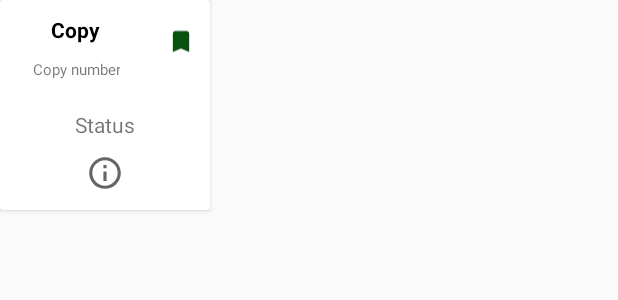
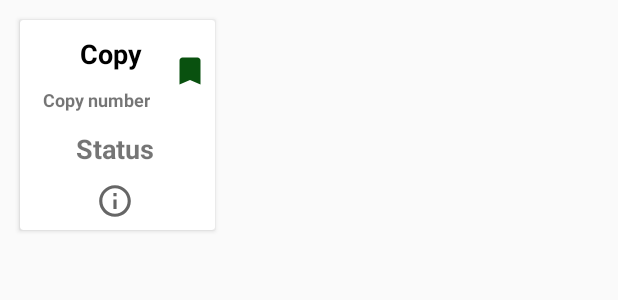
Before and after one commit to PUZKul/biblioteka_android, an Android app: the layout dialog_copies_of_books_element.xml on its own in the app's theme, with its tools: preview values and no code run, on a phone screen of 412 x 824 dp. Shown: the top 300 px of the screen. Run offline under Robolectric (Android 15) with nearby library versions, the phone set to English and light mode, and no system bars.

Commit message:
implemented copies of book dialog

```diff
--- a/app/src/main/java/kul/pl/biblioteka/dataAccess/APIListener.java
+++ b/app/src/main/java/kul/pl/biblioteka/dataAccess/APIListener.java
@@ -1,7 +1,10 @@
 package kul.pl.biblioteka.dataAccess;
+
+import java.util.List;
 
 import kul.pl.biblioteka.exception.ApiError;
 import kul.pl.biblioteka.models.BookModel;
+import kul.pl.biblioteka.models.CopiesOfBookModel;
 import kul.pl.biblioteka.models.UserModel;
 import kul.pl.biblioteka.utils.PageHolder;
 
@@ -22,4 +25,6 @@ public interface APIListener {
 
     void onUserDetailsReceive(UserModel user);
 
+    void onCopiesOfBookReceive(List<CopiesOfBookModel> book);
+
 }
--- a/app/src/main/java/kul/pl/biblioteka/dataAccess/HTTPMethods.java
+++ b/app/src/main/java/kul/pl/biblioteka/dataAccess/HTTPMethods.java
@@ -1,6 +1,9 @@
 package kul.pl.biblioteka.dataAccess;
 
+import java.util.List;
+
 import kul.pl.biblioteka.models.BookModel;
+import kul.pl.biblioteka.models.CopiesOfBookModel;
 import kul.pl.biblioteka.models.LoginApiUserModel;
 import kul.pl.biblioteka.models.RegistrationApiUserModel;
 import kul.pl.biblioteka.models.UserModel;
@@ -54,4 +57,6 @@ public interface HTTPMethods {
     @GET("/api/library/users")
     Call<UserModel> getUser(@Header("Authorization")String token);
 
+    @GET("/api/library/books/copies/{id}")
+    Call<List<CopiesOfBookModel>> getCopiesOfBookById(@Path("id") int bookId);
 }
--- a/app/src/main/java/kul/pl/biblioteka/dataAccess/LibraryAccess.java
+++ b/app/src/main/java/kul/pl/biblioteka/dataAccess/LibraryAccess.java
@@ -82,4 +82,9 @@ public final class LibraryAccess extends LibraryAPI{
         HTTPMethods.getUser(token)
                 .enqueue(callbackForUserDetails);
     }
+
+    public void getCopiesOfBook(int idBook){
+        HTTPMethods.getCopiesOfBookById(idBook)
+                .enqueue(callbackForCopiesOfBook);
+    }
 }
--- a/app/src/main/java/kul/pl/biblioteka/ui/fragments/bookView/BookViewFragment.java
+++ b/app/src/main/java/kul/pl/biblioteka/ui/fragments/bookView/BookViewFragment.java
@@ -79,7 +79,10 @@ public class BookViewFragment extends Fragment implements BookViewFragmentContra
         @Override
         public void onClick(View v) {
             CopiesOfBooksDialog dialog=new CopiesOfBooksDialog();
-            dialog.show(getActivity().getSupportFragmentManager(),"copies");
+            Bundle bundle=new Bundle();
+            bundle.putInt("id",presenter.getIdBook());
+            dialog.setArguments(bundle);
+            dialog.show(getActivity().getSupportFragmentManager(),presenter.getIdBook()+"");
         }
     };
 
--- a/app/src/main/java/kul/pl/biblioteka/ui/fragments/bookView/BookViewFragmentPresenter.java
+++ b/app/src/main/java/kul/pl/biblioteka/ui/fragments/bookView/BookViewFragmentPresenter.java
@@ -11,13 +11,19 @@ public class BookViewFragmentPresenter extends APIAdapter implements BookViewFra
 
     private LibraryAccess api;
     private BookViewFragmentContract.View view;
+    private int idBook;
 
     public BookViewFragmentPresenter(BookViewFragmentContract.View view,int idBook) {
         this.view = view;
         api = LibraryAccess.getInstance();
         view.startProgressBar();
+        this.idBook=idBook;
         api.setListener(this);
         setBook(idBook);
+    }
+
+    public int getIdBook() {
+        return idBook;
     }
 
     private void setBookDetails(BookModel book) {
--- a/app/src/main/java/kul/pl/biblioteka/ui/fragments/dialogs/copiesOfBooks/CopiesOfBooksDialogContract.java
+++ b/app/src/main/java/kul/pl/biblioteka/ui/fragments/dialogs/copiesOfBooks/CopiesOfBooksDialogContract.java
@@ -2,7 +2,7 @@ package kul.pl.biblioteka.ui.fragments.dialogs.copiesOfBooks;
 
 import java.util.List;
 
-import kul.pl.biblioteka.models.BookModel;
+import kul.pl.biblioteka.models.CopiesOfBookModel;
 
 interface CopiesOfBooksDialogContract {
 
@@ -12,6 +12,6 @@ interface CopiesOfBooksDialogContract {
 
     interface View{
 
-        void setList(List<BookModel> books);
+        void setList(List<CopiesOfBookModel> books);
     }
 }
--- a/app/src/main/res/drawable/dialog_style.xml
+++ b/app/src/main/res/drawable/dialog_style.xml
@@ -2,12 +2,8 @@
 <shape
     xmlns:android="http://schemas.android.com/apk/res/android">
     <solid
-        android:color="@android:color/darker_gray">
+        android:color="@color/colorPrimaryBackground">
     </solid>
-    <stroke
-        android:width="0dp"
-        android:color="@color/colorPrimaryBackground">
-    </stroke>
     <corners
         android:topLeftRadius="30sp"
         android:topRightRadius="30sp"
--- a/app/src/main/res/layout/dialog_copies_of_books.xml
+++ b/app/src/main/res/layout/dialog_copies_of_books.xml
@@ -38,7 +38,7 @@
             android:id="@+id/chose_book_option_btn_recycle_view"
             android:layout_width="match_parent"
             android:layout_height="200sp"
-            android:layout_marginStart="0dp"
+            android:layout_marginStart="10dp"
             android:layout_marginTop="14dp"
             android:orientation="horizontal" />
 
--- a/app/src/main/res/layout/dialog_copies_of_books_element.xml
+++ b/app/src/main/res/layout/dialog_copies_of_books_element.xml
@@ -1,11 +1,12 @@
 <?xml version="1.0" encoding="utf-8"?>
 <androidx.cardview.widget.CardView xmlns:android="http://schemas.android.com/apk/res/android"
     xmlns:tools="http://schemas.android.com/tools"
-    android:layout_width="140dp"
+    android:layout_width="130dp"
+    android:layout_margin="20px"
     android:layout_height="140dp">
 
     <LinearLayout
-        android:layout_width="match_parent"
+        android:layout_width="127dp"
         android:layout_height="match_parent"
         android:orientation="vertical">
 
@@ -24,11 +25,12 @@
                     android:layout_width="wrap_content"
                     android:layout_height="wrap_content"
                     android:layout_gravity="center_horizontal"
-                    android:layout_marginLeft="10dp"
+                    android:layout_marginLeft="20dp"
                     android:layout_marginTop="10dp"
                     android:layout_marginRight="10dp"
                     android:text="@string/copy"
                     android:textColor="@color/colorPrimaryDark"
+                    android:textSize="18sp"
                     android:textStyle="bold" />
 
                 <TextView
@@ -41,20 +43,18 @@
                     android:layout_marginRight="10dp"
                     android:text="@string/copy_number"
                     android:textAlignment="center"
-                    android:textSize="10sp"
+                    android:textSize="12sp"
+                    android:textStyle="bold"
                     tools:ignore="SmallSp" />
             </LinearLayout>
 
             <ImageView
                 android:id="@+id/CopiesOfBook_image_bookmark"
                 android:layout_width="wrap_content"
-                android:layout_height="55dp"
+                android:layout_height="match_parent"
                 android:layout_gravity="center_horizontal"
-                android:layout_marginLeft="10dp"
-                android:layout_marginTop="10dp"
-                android:layout_marginRight="10dp"
-                android:src="@drawable/bookmark_green"
-                android:contentDescription="TODO" />
+
+                android:src="@drawable/bookmark_green" />
 
         </LinearLayout>
 
@@ -67,7 +67,9 @@
             android:layout_marginTop="5dp"
             android:layout_marginRight="15dp"
             android:text="@string/status"
-            android:textAlignment="center" />
+            android:textAlignment="center"
+            android:textSize="18sp"
+            android:textStyle="bold" />
 
         <ImageView
             android:id="@+id/CopiesOfBook_image_info"
--- a/app/src/main/res/layout/fragment_book_view.xml
+++ b/app/src/main/res/layout/fragment_book_view.xml
@@ -222,6 +222,7 @@
     <LinearLayout
         android:layout_width="match_parent"
         android:layout_height="50dp"
+        android:layout_margin="20px"
         android:gravity="center_horizontal"
         android:orientation="horizontal">
 
```
Also changed, not shown: app/src/main/java/kul/pl/biblioteka/adapter/copiesOfBook/CopiesOfBookListRecycleViewAdapter.java (+12 -10 lines), app/src/main/java/kul/pl/biblioteka/adapter/copiesOfBook/CopiesOfBookListViewHolder.java (+11 -5 lines), app/src/main/java/kul/pl/biblioteka/dataAccess/APIAdapter.java (+8 -0 lines), app/src/main/java/kul/pl/biblioteka/dataAccess/LibraryAPI.java (+22 -0 lines), app/src/main/java/kul/pl/biblioteka/models/CopiesOfBookModel.java (added, +46 -0 lines), app/src/main/java/kul/pl/biblioteka/ui/fragments/dialogs/copiesOfBooks/CopiesOfBooksDialog.java (+6 -13 lines), app/src/main/java/kul/pl/biblioteka/ui/fragments/dialogs/copiesOfBooks/CopiesOfBooksDialogPresenter.java (+7 -12 lines).
